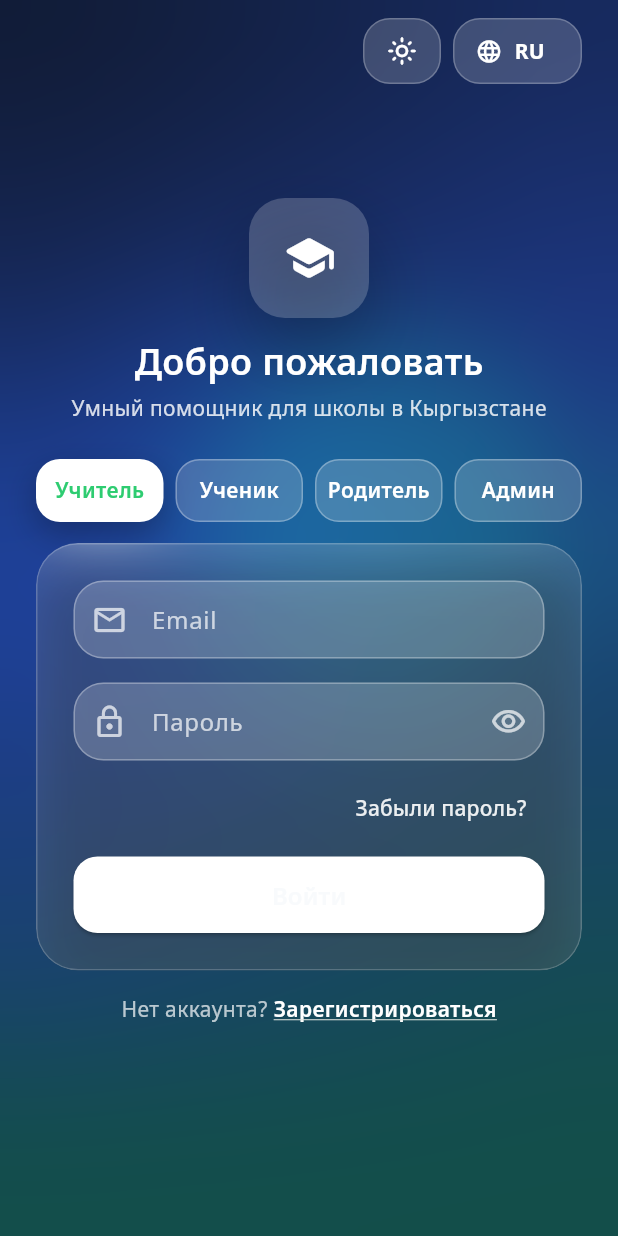
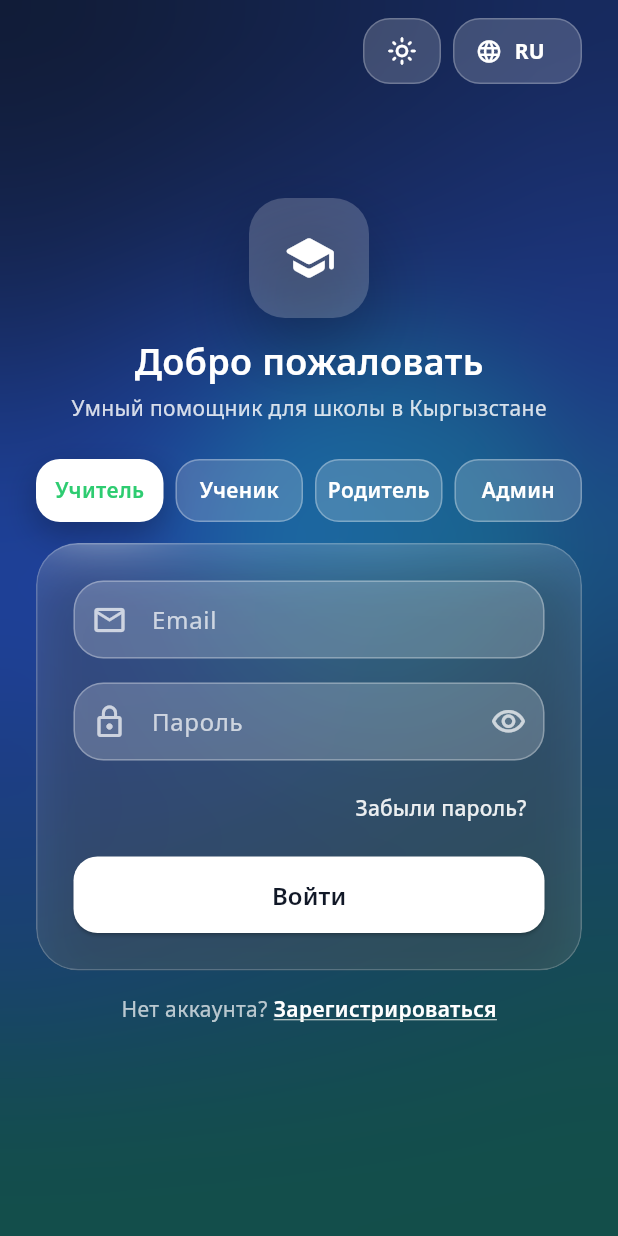
Before and after one commit to lider-bala/noti, a Flutter app: the screen it shows after launch, after a tap on the "dark mode" icon, on a phone screen of 412 x 824 dp. Run offline on Flutter 3.47's test engine with Material 3 defaults, Android fonts, the phone set to English and light mode, and no system bars; our stand-ins replace cloud_firestore, file_picker, firebase_analytics, firebase_auth, firebase_core, firebase_crashlytics and 3 more; accounts and stored records are empty; statements that could not run were skipped.

Commit message:
fix: login button text invisible on white background
The login button has backgroundColor: Colors.white but the text used
context.primaryTextColor which in dark mode is near-white (0xFFF8FAFC),
making white text on white button invisible. Fixed to use constant
dark color (0xFF111827) since the button is always white regardless
of theme.

Co-Authored-By: Devin AI <158243242+devin-ai-integration[bot]@users.noreply.github.com>

```diff
--- a/lib/screens/login_screen.dart
+++ b/lib/screens/login_screen.dart
@@ -554,8 +554,8 @@ class _GlassLoginCard extends StatelessWidget {
                     ),
                     child: Text(
                       context.tr('auth.login'),
-                      style: TextStyle(
-                        color: context.primaryTextColor,
+                      style: const TextStyle(
+                        color: Color(0xFF111827),
                         fontWeight: FontWeight.w600,
                         fontSize: 16,
                       ),
```
